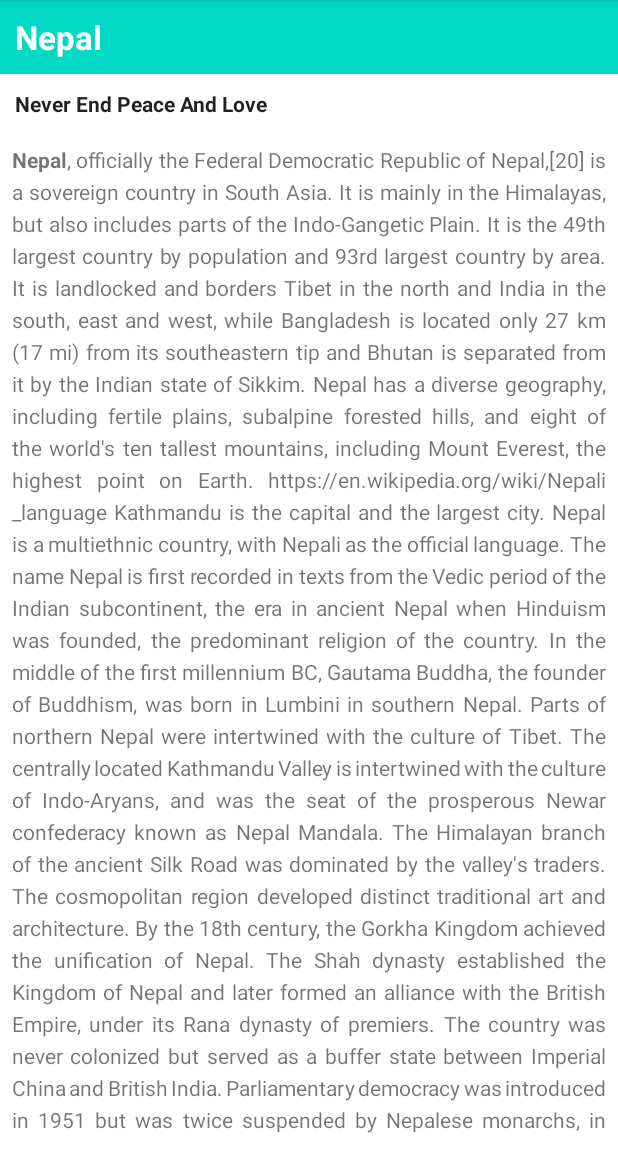
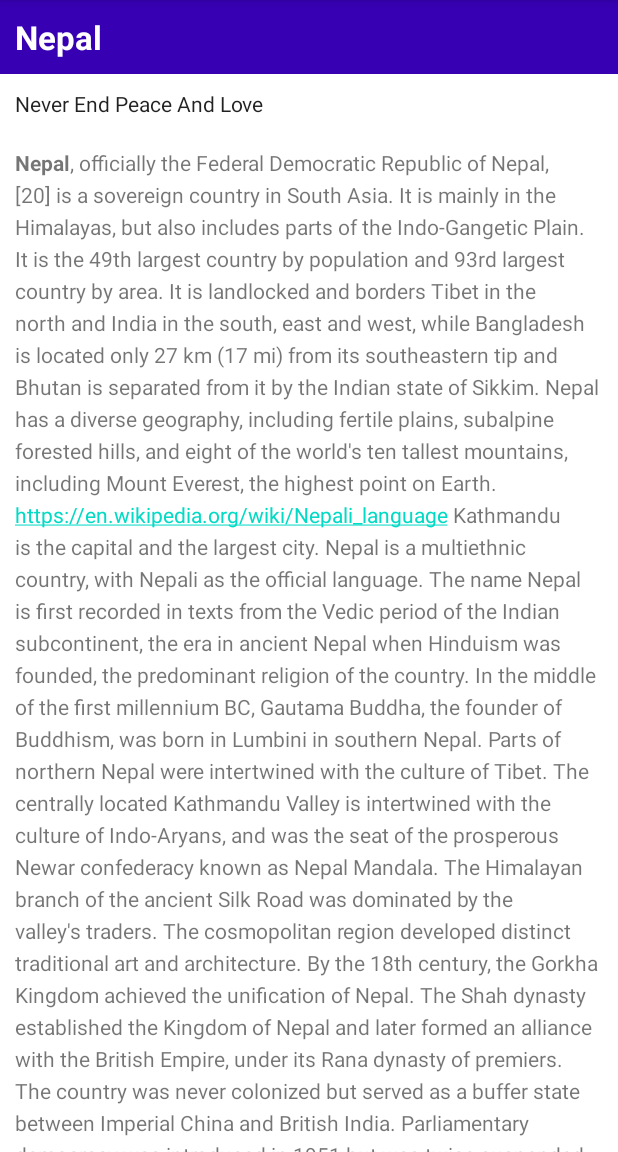
Before and after one commit to Bishwasghimire/ScrollingText, an Android app: the screen it shows after launch (MainActivity), on a phone screen of 412 x 824 dp, the part 84-1236 px from its top. Run offline under Robolectric (Android 15) with nearby library versions, the phone set to English and light mode, and no system bars.

Commit message:
added scrollview and active web link

```diff
--- a/app/src/main/res/layout/activity_main.xml
+++ b/app/src/main/res/layout/activity_main.xml
@@ -1,4 +1,3 @@
-<?xml version="1.0" encoding="utf-8"?>
 <RelativeLayout xmlns:android="http://schemas.android.com/apk/res/android"
     xmlns:tools="http://schemas.android.com/tools"
     android:layout_width="match_parent"
@@ -9,10 +8,11 @@
         android:id="@+id/article_heading"
         android:layout_width="match_parent"
         android:layout_height="wrap_content"
-        android:background="@color/teal_200"
+        android:background="@color/purple_700"
         android:padding="@dimen/padding_regular"
         android:text="@string/article_title"
-        android:textAppearance="@android:style/TextAppearance.DeviceDefault.Large"
+        android:textAppearance=
+            "@android:style/TextAppearance.DeviceDefault.Large"
         android:textColor="@android:color/white"
         android:textStyle="bold" />
 
@@ -22,19 +22,24 @@
         android:layout_height="wrap_content"
         android:layout_below="@id/article_heading"
         android:padding="@dimen/padding_regular"
-        android:textAppearance="@android:style/TextAppearance.DeviceDefault"
-        android:textStyle="bold"
         android:text="@string/article_subtitle"
-        />
+        android:textAppearance=
+            "@android:style/TextAppearance.DeviceDefault" />
 
-    <TextView
-        android:id="@+id/article"
+    <ScrollView
         android:layout_width="wrap_content"
         android:layout_height="wrap_content"
-        android:layout_margin="@dimen/margin_regular"
-        android:lineSpacingExtra="@dimen/line_spacing"
-        android:layout_below="@id/article_subheading"
-        android:justificationMode="inter_word"
-        android:text="@string/article_text"/>
+        android:layout_below="@id/article_subheading">
+
+        <TextView
+            android:id="@+id/article"
+            android:layout_width="wrap_content"
+            android:layout_height="wrap_content"
+            android:autoLink="web"
+            android:lineSpacingExtra="@dimen/line_spacing"
+            android:padding="@dimen/padding_regular"
+            android:text="@string/article_text" />
+
+    </ScrollView>
 
 </RelativeLayout>
```
